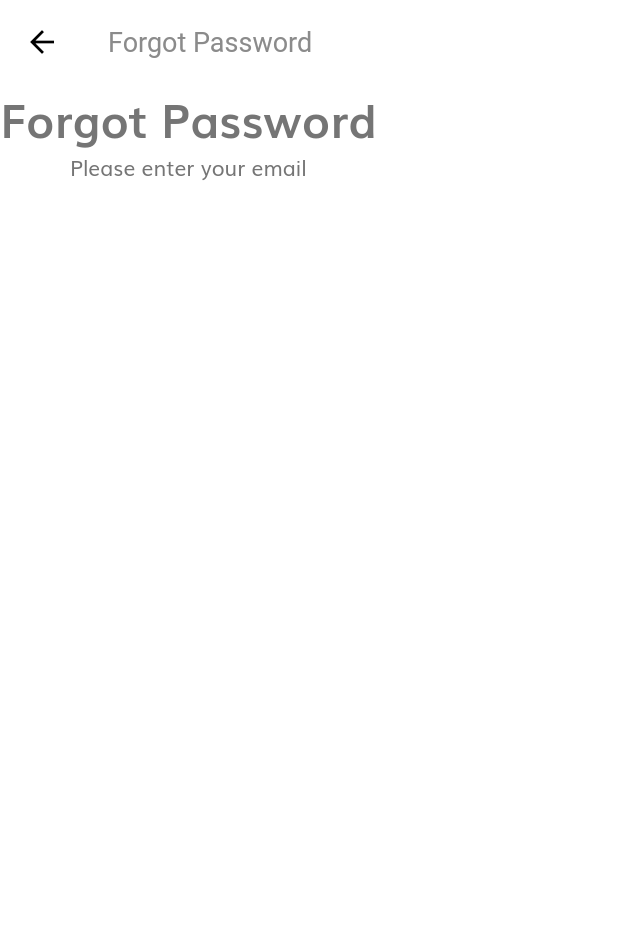
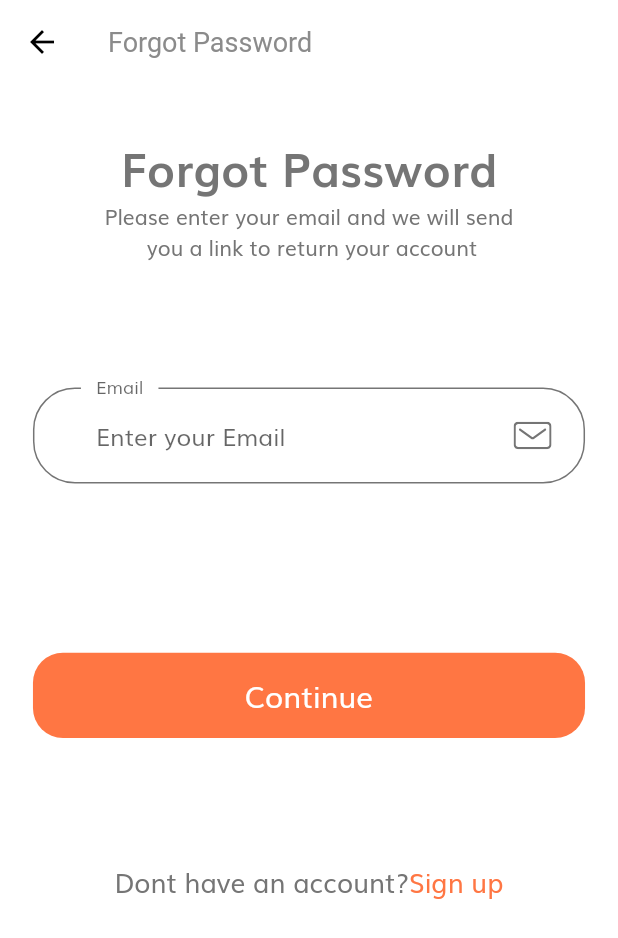
Before and after one commit to Juanr1m/E-commerce-UI, a Flutter app: the ForgotPasswordScreen screen opened by its route, on a phone screen of 412 x 824 dp. Shown: the top 938 px of the screen. Run offline on Flutter 3.47's test engine with Material 2 defaults, Android fonts, the phone set to English and light mode, and no system bars; our stand-ins replace flutter_svg.

Commit message:
forgot password screen done

```diff
--- a/lib/components/no_account_text.dart
+++ b/lib/components/no_account_text.dart
@@ -19,9 +19,7 @@ class NoAccountText extends StatelessWidget {
           style: TextStyle(fontSize: getProportionateScreenWidth(16)),
         ),
         GestureDetector(
-          onTap: () {
-            Navigator.popAndPushNamed(context, ForgotPasswordScreen.routeName);
-          },
+          onTap: () {},
           child: Text(
             "Sign up",
             style: TextStyle(
--- a/lib/screens/forgot_password/components/body.dart
+++ b/lib/screens/forgot_password/components/body.dart
@@ -1,21 +1,120 @@
 import 'package:flutter/material.dart';
+import 'package:flutter_way/components/custom_suffix_icon.dart';
+import 'package:flutter_way/components/form_error.dart';
+import 'package:flutter_way/components/no_account_text.dart';
+import 'package:flutter_way/screens/splash/components/body.dart';
 import 'package:flutter_way/size_config.dart';
+
+import '../../../constants.dart';
 
 class Body extends StatelessWidget {
   const Body({Key key}) : super(key: key);
 
   @override
   Widget build(BuildContext context) {
-    return Column(
+    return SizedBox(
+      width: double.infinity,
+      child: SingleChildScrollView(
+        child: Padding(
+          padding:
+              EdgeInsets.symmetric(horizontal: getProportionateScreenWidth(20)),
+          child: Column(
             children: [
+              SizedBox(
+                height: SizeConfig.screenHeight * 0.04,
+              ),
               Text(
                 "Forgot Password",
                 style: TextStyle(
                     fontSize: getProportionateScreenWidth(28),
                     fontWeight: FontWeight.bold),
               ),
-        Text("Please enter your email"),
+              Text(
+                "Please enter your email and we will send\n you a link to return your account",
+                textAlign: TextAlign.center,
+              ),
+              SizedBox(
+                height: SizeConfig.screenHeight * 0.1,
+              ),
+              FogrotPasswordForm(),
             ],
+          ),
+        ),
+      ),
     );
   }
 }
+
+class FogrotPasswordForm extends StatefulWidget {
+  @override
+  _FogrotPasswordFormState createState() => _FogrotPasswordFormState();
+}
+
+class _FogrotPasswordFormState extends State<FogrotPasswordForm> {
+  final _formkey = GlobalKey<FormState>();
+  List<String> errors = [];
+  String email;
+  @override
+  Widget build(BuildContext context) {
+    return Form(
+      key: _formkey,
+      child: Column(
+        children: [
+          TextFormField(
+            onSaved: (newValue) => email = newValue,
+            onChanged: (value) {
+              if (value.isNotEmpty && !errors.contains(kEmailNullError)) {
+                setState(() {
+                  errors.remove(kEmailNullError);
+                });
+              } else if (emailValidatorRegExp.hasMatch(value) &&
+                  errors.contains(kInvalidEmailError)) {
+                setState(() {
+                  errors.remove(kInvalidEmailError);
+                });
+              }
+              return null;
+            },
+            validator: (value) {
+              if (value.isEmpty && !errors.contains(kEmailNullError)) {
+                setState(() {
+                  errors.add(kEmailNullError);
+                });
+              } else if (emailValidatorRegExp.hasMatch(value) &&
+                  !errors.contains(kInvalidEmailError)) {
+                setState(() {
+                  errors.add(kInvalidEmailError);
+                });
+              }
+              return null;
+            },
+            keyboardType: TextInputType.emailAddress,
+            decoration: InputDecoration(
+              hintText: "Enter your Email",
+              floatingLabelBehavior: FloatingLabelBehavior.always,
+              labelText: "Email",
+              suffixIcon: CustomSuffixIcon(
+                svgIcon: "assets/icons/Mail.svg",
+              ),
+            ),
+          ),
+          SizedBox(
+            height: getProportionateScreenHeight(30),
+          ),
+          FormError(errors: errors),
+          SizedBox(
+            height: SizeConfig.screenHeight * 0.1,
+          ),
+          DefaultButton(
+            text: 'Continue',
+            press: () {},
+          ),
+          SizedBox(
+            height: SizeConfig.screenHeight * 0.1,
+          ),
+          NoAccountText(),
+        ],
+      ),
+    );
+  }
+}
```
Also changed, not shown: lib/screens/sign_in/components/sign_form.dart (+9 -3 lines). Lines whose indentation alone changed are shown as unchanged.
